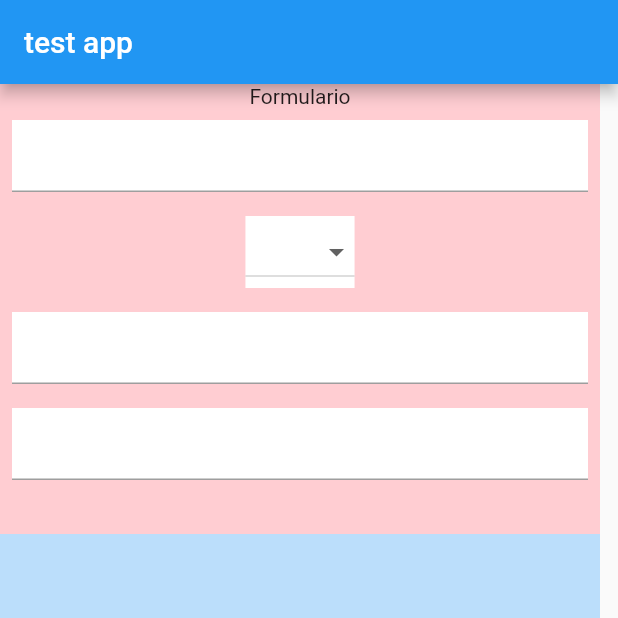
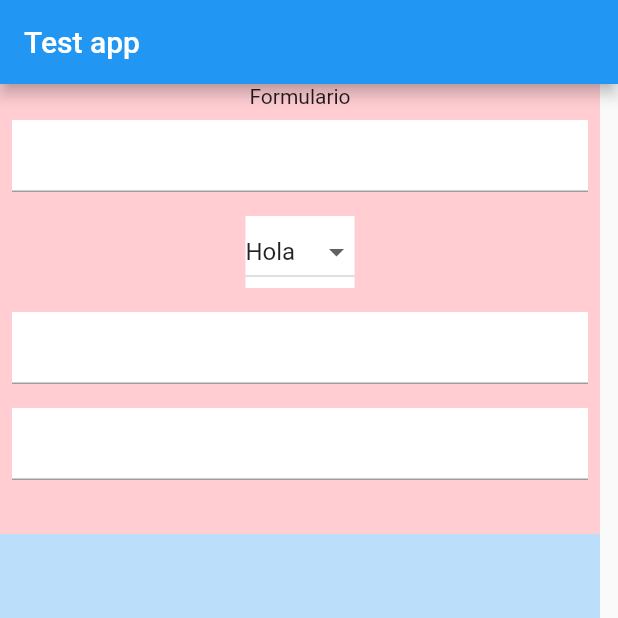
Before and after one commit to fran-cucaita/Flutter-basic-app, a Flutter app: the screen it shows after launch, on a phone screen of 412 x 824 dp, the top half of it. Run offline on Flutter 3.47's test engine with Material 2 defaults, Android fonts, the phone set to English and light mode, and no system bars.

```diff
--- a/test_application/lib/main.dart
+++ b/test_application/lib/main.dart
@@ -4,15 +4,26 @@ void main() {
   runApp(const MyApp());
 }
 
-class MyApp extends StatelessWidget {
+class MyApp extends StatefulWidget {
   const MyApp({Key? key}) : super(key: key);
 
+  static const String _title = 'Test app';
+
+  @override
+  State<MyApp> createState() => _MyAppState();
+}
+
+final List<String> _filtro = ['Hola', 'Doble', 'Simple'];
+var startfiltro = _filtro[0];
+//String startfiltro = "";
+
+class _MyAppState extends State<MyApp> {
   @override
   Widget build(BuildContext context) {
     return MaterialApp(
       home: Scaffold(
         appBar: AppBar(
-          title: Text('test app'),
+          title: Text(MyApp._title),
         ),
         body: SingleChildScrollView(
           child: Column(
@@ -37,14 +48,18 @@ class MyApp extends StatelessWidget {
                         margin: EdgeInsets.all(8),
                         color: Colors.white,
                         child: DropdownButton<String>(
-                          items:
-                              <String>['Doble', 'Simple'].map((String value) {
+                          value: startfiltro,
+                          items: _filtro.map((m) {
                             return DropdownMenuItem<String>(
-                              value: value,
-                              child: Text(value),
+                              value: m,
+                              child: Text(m),
                             );
                           }).toList(),
-                          onChanged: (_) {},
+                          onChanged: (value) {
+                            print(value);
+                            startfiltro = value.toString();
+                            setState(() {});
+                          },
                         )),
                     Container(
                       margin: EdgeInsets.all(8),
```
